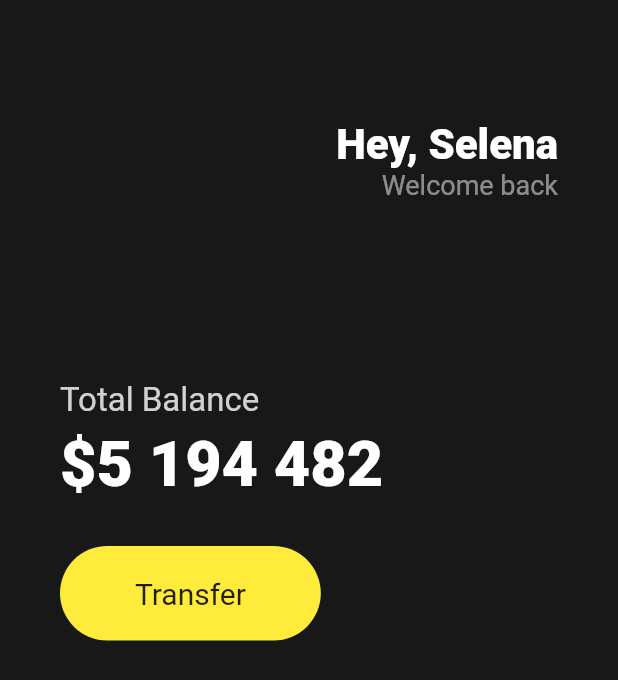
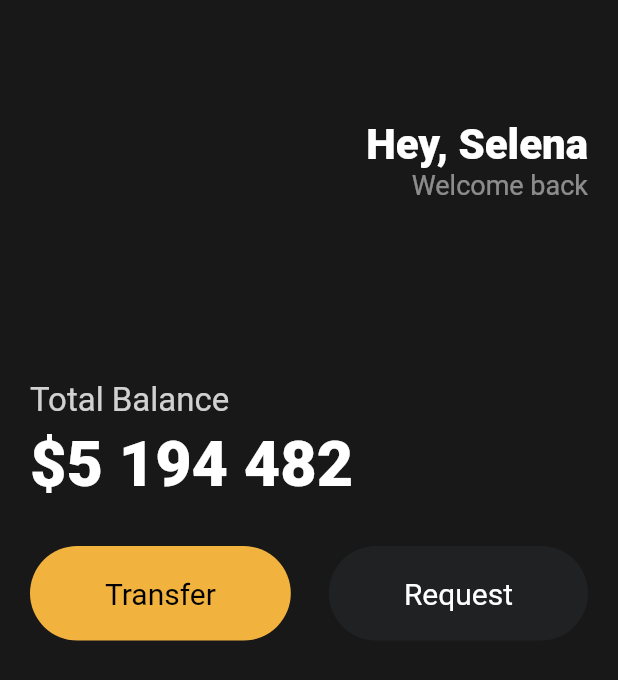
Before and after one commit to or-kk/toonflix, a Flutter app: the screen it shows after launch, on a phone screen of 412 x 824 dp. Shown: the top 680 px of the screen. Run offline on Flutter 3.47's test engine with Material 2 defaults, Android fonts, the phone set to English and light mode, and no system bars.

Commit message:
Add button widget

```diff
--- a/lib/main.dart
+++ b/lib/main.dart
@@ -1,4 +1,5 @@
 import 'package:flutter/material.dart';
+import 'package:toonflix/widgets/button.dart';
 
 class Player {
   String name;
@@ -21,7 +22,7 @@ class App extends StatelessWidget {
         backgroundColor: const Color(0xFF181818),
         body: Padding(
           padding: const EdgeInsets.symmetric(
-            horizontal: 40,
+            horizontal: 20,
           ),
           child: Column(
             crossAxisAlignment: CrossAxisAlignment.start,
@@ -78,26 +79,19 @@ class App extends StatelessWidget {
               const SizedBox(
                 height: 30,
               ),
-              Row(
+              const Row(
+                mainAxisAlignment: MainAxisAlignment.spaceBetween,
                 children: [
-                  Container(
-                    decoration: BoxDecoration(
-                      borderRadius: BorderRadius.circular(45),
-                      color: Colors.yellow,
-                    ),
-                    child: const Padding(
-                      padding: EdgeInsets.symmetric(
-                        vertical: 20,
-                        horizontal: 50,
-                      ),
-                      child: Text(
-                        'Transfer',
-                        style: TextStyle(
-                          fontSize: 20,
-                        ),
-                      ),
-                    ),
-                  )
+                  Button(
+                    text: 'Transfer',
+                    backgroundColor: Color(0xFFF1B33E),
+                    textColor: Colors.black,
+                  ),
+                  Button(
+                    text: 'Request',
+                    backgroundColor: Color(0xFF1F2123),
+                    textColor: Colors.white,
+                  ),
                 ],
               ),
             ],
--- /dev/null
+++ b/lib/widgets/button.dart
@@ -0,0 +1,37 @@
+import 'package:flutter/material.dart';
+
+class Button extends StatelessWidget {
+  final String text;
+  final Color backgroundColor;
+  final Color textColor;
+
+  const Button({
+    super.key,
+    required this.text,
+    required this.backgroundColor,
+    required this.textColor,
+  });
+
+  @override
+  Widget build(BuildContext context) {
+    return Container(
+      decoration: BoxDecoration(
+        borderRadius: BorderRadius.circular(45),
+        color: backgroundColor,
+      ),
+      child: Padding(
+        padding: const EdgeInsets.symmetric(
+          vertical: 20,
+          horizontal: 50,
+        ),
+        child: Text(
+          text,
+          style: TextStyle(
+            color: textColor,
+            fontSize: 20,
+          ),
+        ),
+      ),
+    );
+  }
+}
```
